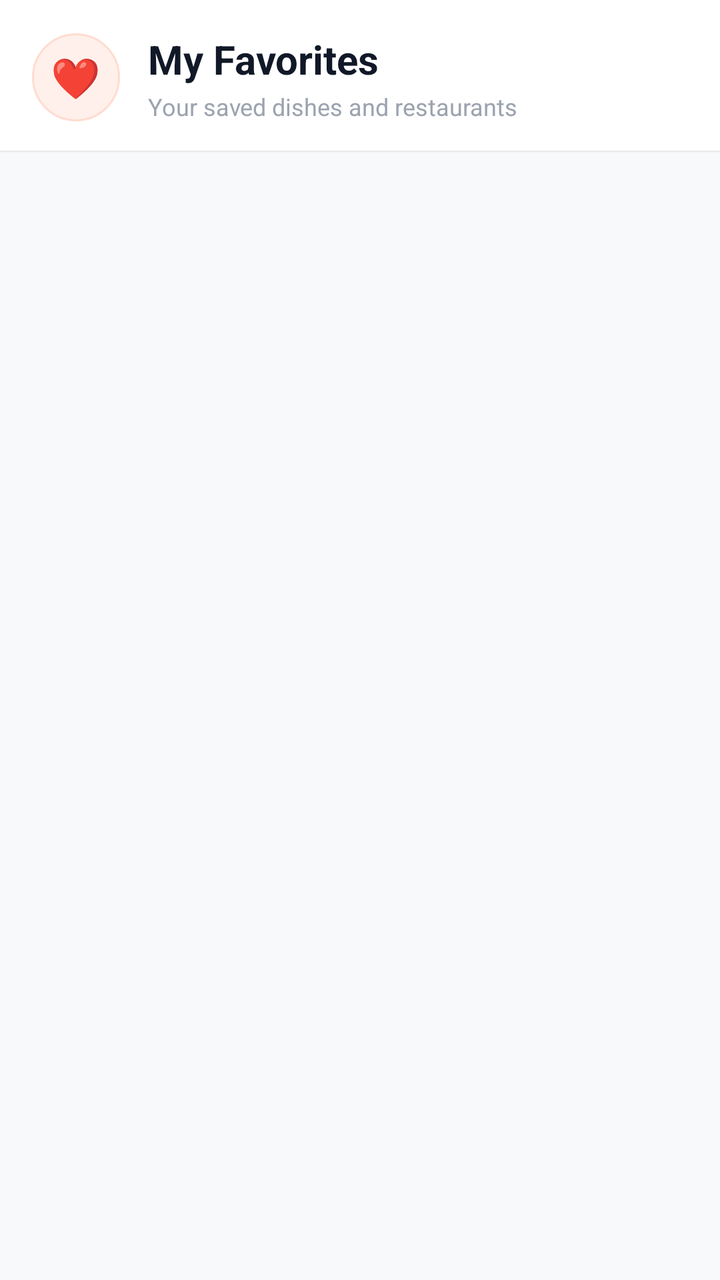
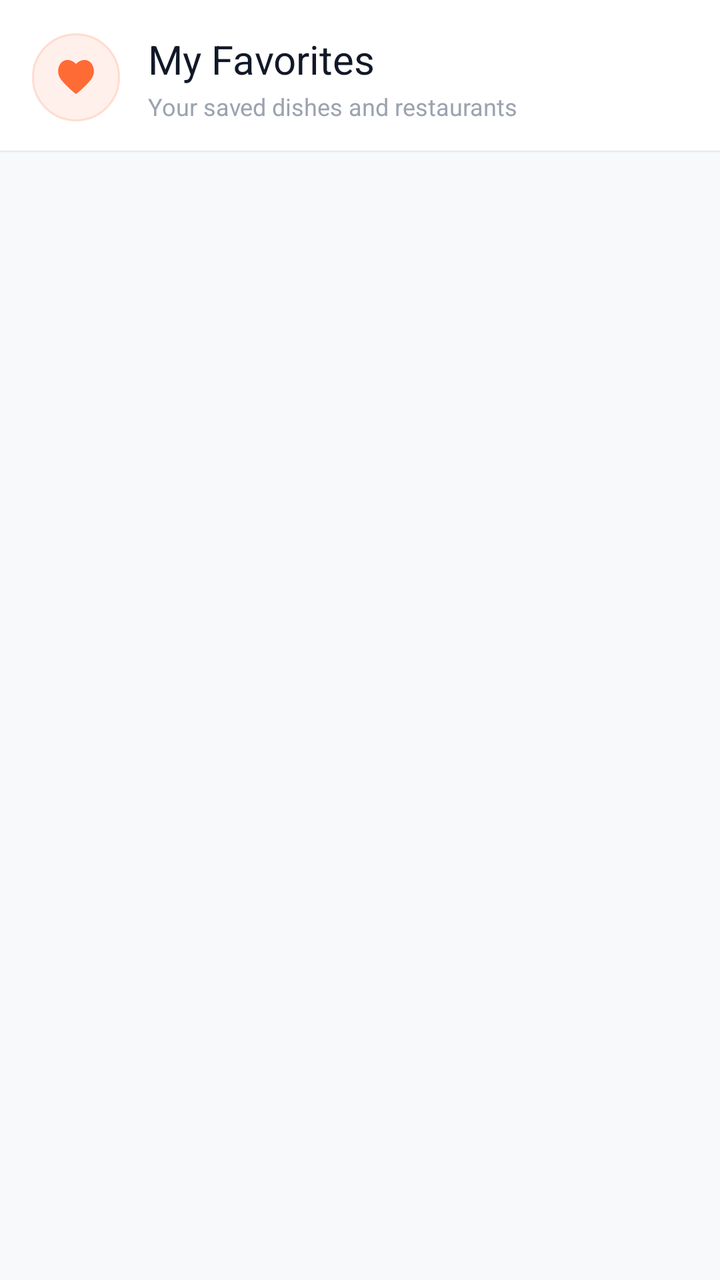

Compare the two renders of this Android layout. The source of the first and the diff that turns it into the second are given below.
<!-- AndroidManifest.xml: application theme Theme.AKRHunger -->
<!-- res/layout/fragment_favorites.xml -->
<?xml version="1.0" encoding="utf-8"?>
<LinearLayout xmlns:android="http://schemas.android.com/apk/res/android"
    xmlns:app="http://schemas.android.com/apk/res-auto"
    android:layout_width="match_parent"
    android:layout_height="match_parent"
    android:background="@color/background"
    android:orientation="vertical">

    
    <LinearLayout
        android:layout_width="match_parent"
        android:layout_height="wrap_content"
        android:background="@color/surface"
        android:elevation="1dp"
        android:gravity="center_vertical"
        android:orientation="horizontal"
        android:paddingHorizontal="16dp"
        android:paddingTop="16dp"
        android:paddingBottom="14dp">

        <FrameLayout
            android:layout_width="44dp"
            android:layout_height="44dp"
            android:background="@drawable/bg_icon_circle_soft">

            <TextView
                android:layout_width="wrap_content"
                android:layout_height="wrap_content"
                android:layout_gravity="center"
                android:text="❤️"
                android:textSize="20sp" />
        </FrameLayout>

        <LinearLayout
            android:layout_width="0dp"
            android:layout_height="wrap_content"
            android:layout_marginStart="14dp"
            android:layout_weight="1"
            android:orientation="vertical">

            <TextView
                android:layout_width="wrap_content"
                android:layout_height="wrap_content"
                android:text="@string/my_favorites"
                android:textColor="@color/text_primary"
                android:textSize="20sp"
                android:textStyle="bold" />

            <TextView
                android:layout_width="wrap_content"
                android:layout_height="wrap_content"
                android:layout_marginTop="2dp"
                android:text="Your saved dishes and restaurants"
                android:textColor="@color/text_hint"
                android:textSize="12sp" />
        </LinearLayout>
    </LinearLayout>

    <FrameLayout
        android:layout_width="match_parent"
        android:layout_height="0dp"
        android:layout_weight="1">

        
        <androidx.recyclerview.widget.RecyclerView
            android:id="@+id/rv_favorites"
            android:layout_width="match_parent"
            android:layout_height="match_parent"
            android:clipToPadding="false"
            android:layoutAnimation="@anim/layout_fall_down"
            android:paddingHorizontal="10dp"
            android:paddingTop="10dp"
            android:paddingBottom="24dp" />

        
        <LinearLayout
            android:id="@+id/empty_favorites"
            android:layout_width="match_parent"
            android:layout_height="match_parent"
            android:gravity="center"
            android:orientation="vertical"
            android:padding="36dp"
            android:visibility="gone">

            <FrameLayout
                android:layout_width="96dp"
                android:layout_height="96dp"
                android:background="@drawable/bg_icon_circle_soft">

                <TextView
                    android:layout_width="wrap_content"
                    android:layout_height="wrap_content"
                    android:layout_gravity="center"
                    android:text="🤍"
                    android:textSize="44sp" />
            </FrameLayout>

            <TextView
                android:layout_width="wrap_content"
                android:layout_height="wrap_content"
                android:layout_marginTop="20dp"
                android:text="@string/no_favorites"
                android:textColor="@color/text_primary"
                android:textSize="20sp"
                android:textStyle="bold" />

            <TextView
                android:layout_width="wrap_content"
                android:layout_height="wrap_content"
                android:layout_marginTop="8dp"
                android:gravity="center"
                android:lineSpacingExtra="3dp"
                android:text="@string/no_favorites_desc"
                android:textColor="@color/text_secondary"
                android:textSize="14sp" />

            <com.google.android.material.button.MaterialButton
                android:id="@+id/btn_explore"
                style="@style/Widget.AKR.Button.Pill"
                android:layout_width="wrap_content"
                android:layout_height="48dp"
                android:layout_marginTop="24dp"
                android:paddingHorizontal="28dp"
                android:text="@string/explore_food"
                app:backgroundTint="@color/primary" />
        </LinearLayout>

        
        <ProgressBar
            android:id="@+id/progress_favorites"
            android:layout_width="40dp"
            android:layout_height="40dp"
            android:layout_gravity="center"
            android:indeterminateTint="@color/primary"
            android:visibility="gone" />
    </FrameLayout>
</LinearLayout>
<!-- resources referenced by this layout -->
<resources>
  <color name="background">#F8F9FA</color>
  <color name="primary">#FF6B35</color>
  <color name="surface">#FFFFFF</color>
  <color name="text_hint">#9CA3AF</color>
  <color name="text_primary">#111827</color>
  <color name="text_secondary">#4B5563</color>
  <!-- drawable bg_icon_circle_soft (drawable) -->
  <?xml version="1.0" encoding="utf-8"?>
  <shape xmlns:android="http://schemas.android.com/apk/res/android"
      android:shape="oval">
      <solid android:color="@color/primary_tint" />
      <stroke android:width="1dp" android:color="@color/primary_tint_border" />
  </shape>
  <string name="explore_food">Explore Food</string>
  <string name="my_favorites">My Favorites</string>
  <string name="no_favorites">No favorites yet</string>
  <string name="no_favorites_desc">Save items and restaurants you love to find them quickly</string>
  <color name="primary_tint">#FFF0EB</color>
  <color name="primary_tint_border">#FFDCD0</color>
  <color name="on_primary">#FFFFFF</color>
  <color name="primary_dark">#E55A25</color>
  <color name="secondary">#F59E0B</color>
  <color name="on_secondary">#111827</color>
  <color name="on_surface">#111827</color>
  <style name="ThemeOverlay.AKR.MaterialAlertDialog" parent="ThemeOverlay.Material3.MaterialAlertDialog">
          <item name="shapeAppearance">@style/ShapeAppearance.AKR.Dialog</item>
          <item name="shapeAppearanceOverlay">@style/ShapeAppearance.AKR.Dialog</item>
          <item name="colorSurface">@color/surface</item>
          <item name="android:backgroundDimAmount">0.5</item>
      </style>
  <style name="ThemeOverlay.AKR.BottomSheetDialog" parent="ThemeOverlay.Material3.BottomSheetDialog">
          <item name="bottomSheetStyle">@style/Widget.AKR.BottomSheet</item>
      </style>
  <style name="ShapeAppearance.AKR.Dialog" parent="">
          <item name="cornerFamily">rounded</item>
          <item name="cornerSize">24dp</item>
      </style>
  <style name="Widget.AKR.BottomSheet" parent="Widget.Material3.BottomSheet">
          <item name="shapeAppearanceOverlay">@style/ShapeAppearance.AKR.BottomSheet</item>
          <item name="backgroundTint">@color/surface</item>
      </style>
  <style name="ShapeAppearance.AKR.BottomSheet" parent="">
          <item name="cornerFamily">rounded</item>
          <item name="cornerSizeTopLeft">28dp</item>
          <item name="cornerSizeTopRight">28dp</item>
      </style>
  <!-- unchanged entries left out for length: 2 -->
</resources>

<!-- the commit's change to res/layout/fragment_favorites.xml (unified diff, before → after) -->
@@ -23,12 +23,12 @@
             android:layout_height="44dp"
             android:background="@drawable/bg_icon_circle_soft">
 
-            <TextView
-                android:layout_width="wrap_content"
-                android:layout_height="wrap_content"
+            <ImageView
+                android:layout_width="22dp"
+                android:layout_height="22dp"
                 android:layout_gravity="center"
-                android:text="❤️"
-                android:textSize="20sp" />
+                android:src="@drawable/ic_nav_favorites_filled"
+                app:tint="@color/primary" />
         </FrameLayout>
 
         <LinearLayout
@@ -41,15 +41,16 @@
             <TextView
                 android:layout_width="wrap_content"
                 android:layout_height="wrap_content"
+                android:fontFamily="sans-serif-bold"
                 android:text="@string/my_favorites"
                 android:textColor="@color/text_primary"
-                android:textSize="20sp"
-                android:textStyle="bold" />
+                android:textSize="20sp" />
 
             <TextView
                 android:layout_width="wrap_content"
                 android:layout_height="wrap_content"
                 android:layout_marginTop="2dp"
+                android:fontFamily="sans-serif"
                 android:text="Your saved dishes and restaurants"
                 android:textColor="@color/text_hint"
                 android:textSize="12sp" />
@@ -87,27 +88,28 @@
                 android:layout_height="96dp"
                 android:background="@drawable/bg_icon_circle_soft">
 
-                <TextView
-                    android:layout_width="wrap_content"
-                    android:layout_height="wrap_content"
+                <ImageView
+                    android:layout_width="44dp"
+                    android:layout_height="44dp"
                     android:layout_gravity="center"
-                    android:text="🤍"
-                    android:textSize="44sp" />
+                    android:src="@drawable/ic_nav_favorites_outline"
+                    app:tint="@color/primary" />
             </FrameLayout>
 
             <TextView
                 android:layout_width="wrap_content"
                 android:layout_height="wrap_content"
                 android:layout_marginTop="20dp"
+                android:fontFamily="sans-serif-bold"
                 android:text="@string/no_favorites"
                 android:textColor="@color/text_primary"
-                android:textSize="20sp"
-                android:textStyle="bold" />
+                android:textSize="20sp" />
 
             <TextView
                 android:layout_width="wrap_content"
                 android:layout_height="wrap_content"
                 android:layout_marginTop="8dp"
+                android:fontFamily="sans-serif"
                 android:gravity="center"
                 android:lineSpacingExtra="3dp"
                 android:text="@string/no_favorites_desc"
<!-- resource entries referenced after the edit -->
@@ -13,6 +13,31 @@
       <solid android:color="@color/primary_tint" />
       <stroke android:width="1dp" android:color="@color/primary_tint_border" />
   </shape>
+  <!-- drawable ic_nav_favorites_filled (drawable) -->
+  <vector xmlns:android="http://schemas.android.com/apk/res/android"
+      android:width="24dp"
+      android:height="24dp"
+      android:viewportWidth="24"
+      android:viewportHeight="24">
+      
+      <path
+          android:fillColor="#FF000000"
+          android:pathData="M12.0,21.0 C11.5,21.0 7.2,17.2 4.4,13.9 C2.0,11.2 1.6,7.8 3.2,5.0 C4.9,2.2 8.3,1.7 11.1,3.9 L12.0,4.7 L12.9,3.9 C15.7,1.7 19.1,2.2 20.8,5.0 C22.4,7.8 22.0,11.2 19.6,13.9 C16.8,17.2 12.5,21.0 12.0,21.0 Z" />
+  </vector>
+  <!-- drawable ic_nav_favorites_outline (drawable) -->
+  <vector xmlns:android="http://schemas.android.com/apk/res/android"
+      android:width="24dp"
+      android:height="24dp"
+      android:viewportWidth="24"
+      android:viewportHeight="24">
+      
+      <path
+          android:strokeColor="#FF000000"
+          android:strokeWidth="1.8"
+          android:strokeLineCap="round"
+          android:strokeLineJoin="round"
+          android:pathData="M12.0,20.5 C11.5,20.5 7.5,16.8 4.7,13.6 C2.4,11.0 2.0,7.8 3.5,5.2 C5.0,2.7 8.2,2.2 10.8,4.2 L12.0,5.2 L13.2,4.2 C15.8,2.2 19.0,2.7 20.5,5.2 C22.0,7.8 21.6,11.0 19.3,13.6 C16.5,16.8 12.5,20.5 12.0,20.5 Z" />
+  </vector>
   <string name="explore_food">Explore Food</string>
   <string name="my_favorites">My Favorites</string>
   <string name="no_favorites">No favorites yet</string>
